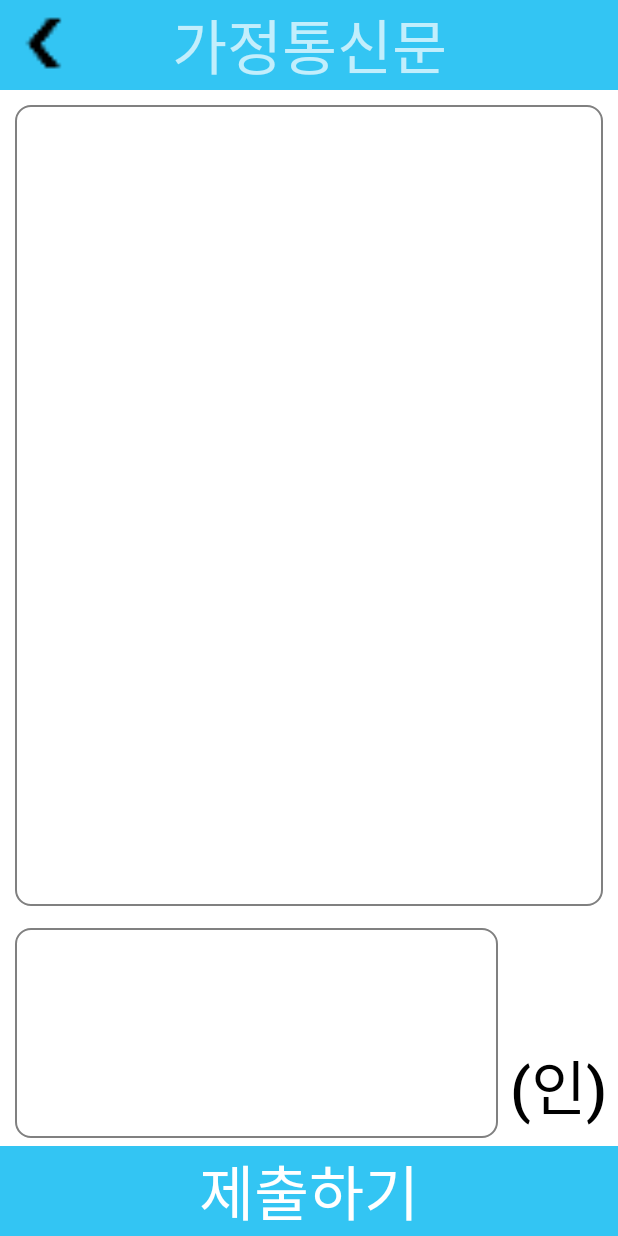
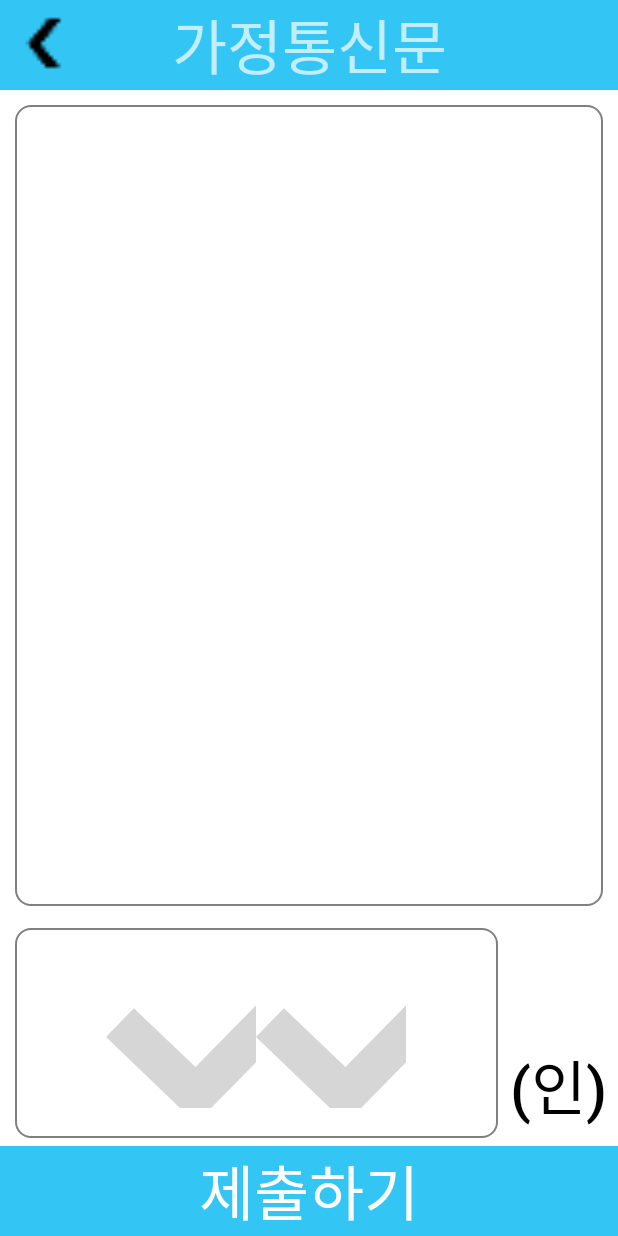
Before and after one commit to CHANMYUNG/SignMe, an Android app: the ContentMainActivity screen opened directly, with no data from a screen before it, on a phone screen of 412 x 824 dp. Run offline under Robolectric (Android 15) with nearby library versions, the phone set to English and light mode, and no system bars; libraries missing offline, so code that uses them is left out: junit.framework.

Commit message:
2017.09.24

```diff
--- a/Android/SignMe/app/src/main/java/com/signme/signme/ContentMainActivity.java
+++ b/Android/SignMe/app/src/main/java/com/signme/signme/ContentMainActivity.java
@@ -5,6 +5,7 @@ import android.content.DialogInterface;
 import android.content.Intent;
 import android.graphics.Canvas;
 import android.os.Bundle;
+import android.support.annotation.IdRes;
 import android.support.annotation.Nullable;
 import android.support.v7.app.AlertDialog;
 import android.support.v7.app.AppCompatActivity;
@@ -14,7 +15,11 @@ import android.view.MotionEvent;
 import android.view.View;
 import android.view.ViewGroup;
 import android.view.WindowManager;
+import android.widget.Button;
 import android.widget.FrameLayout;
+import android.widget.RadioButton;
+import android.widget.RadioGroup;
+import android.widget.Toast;
 
 import junit.framework.Test;
 
@@ -23,19 +28,25 @@ import junit.framework.Test;
  */
 
 public class ContentMainActivity extends AppCompatActivity {
-
+    private RadioGroup radioGroup;
+    private Button button;
 
     @Override
     protected void onCreate(@Nullable Bundle savedInstanceState) {
         super.onCreate(savedInstanceState);
         setContentView(R.layout.activity_content_main);
+        radioGroup=(RadioGroup)findViewById(R.id.radiogroup);
+        radioGroup.clearCheck();
+        String selectedResult="";
+        if(radioGroup.getCheckedRadioButtonId()>0){
+            View radioButton=radioGroup.findViewById(radioGroup.getCheckedRadioButtonId());
+            int radioid=radioGroup.indexOfChild((radioButton));
+            RadioButton btn=(RadioButton)radioGroup.getChildAt(radioid);
+            selectedResult=(String)btn.getText();
+        }
+        Toast.makeText(getApplicationContext(),selectedResult,Toast.LENGTH_SHORT).show();
+    }
 
-    }
-    //가정통신문 제출 버튼
-    public void spend_contentonClick(View view){
-        //다이얼로그
-
-    }
     //사인 엑티비티 실행  but, 삭제 예정
     public void testonclick(View v) {
         Intent intent=new Intent(getApplicationContext(),TestDialog.class);
--- /dev/null
+++ b/Android/SignMe/app/src/main/res/drawable/radio.xml
@@ -0,0 +1,5 @@
+<?xml version="1.0" encoding="utf-8"?>
+<selector xmlns:android="http://schemas.android.com/apk/res/android">
+    <item android:state_checked="true" android:drawable="@drawable/check"></item>
+    <item android:state_checked="false" android:drawable="@drawable/uncheck"></item>
+</selector>
--- a/Android/SignMe/app/src/main/res/layout/activity_content_main.xml
+++ b/Android/SignMe/app/src/main/res/layout/activity_content_main.xml
@@ -77,9 +77,38 @@
                 <ScrollView
                     android:layout_width="match_parent"
                     android:layout_height="match_parent">
-                    <TextView
+                    <RelativeLayout
                         android:layout_width="match_parent"
-                        android:layout_height="match_parent" />
+                        android:layout_height="match_parent">
+                        <TextView
+                            android:id="@+id/title_text"
+                            android:layout_alignParentTop="true"
+                            android:textColor="#000"
+                            android:textSize="20dp"
+                            android:gravity="center"
+                            android:textStyle="bold"
+                            android:layout_width="match_parent"
+                            android:layout_height="100dp" />
+                        <TextView
+                            android:id="@+id/name_text"
+                            android:layout_width="match_parent"
+                            android:layout_height="50dp"
+                            android:textSize="10dp"
+                            android:gravity="right"
+                            android:layout_gravity="center_vertical"
+                            android:textColor="@color/black"
+                            android:layout_below="@+id/title_text"/>
+                        <TextView
+                            android:id="@+id/content_text"
+                            android:layout_width="match_parent"
+                            android:layout_height="match_parent"
+                            android:layout_below="@+id/name_text"
+                            android:textSize="10dp"
+                            android:textColor="@color/black"
+                            />
+                    </RelativeLayout>
+
+
                 </ScrollView>
             </RelativeLayout>
             <ImageView
@@ -130,10 +159,35 @@
             android:layout_height="140dp"
             android:layout_toLeftOf="@+id/signbtn"
             >
-            <ImageButton
+            <ImageView
                 android:layout_width="match_parent"
                 android:layout_height="match_parent"
                 android:background="@drawable/shape3"/>
+            <RadioGroup
+                android:id="@+id/radiogroup"
+                android:gravity="center"
+                android:orientation="horizontal"
+                android:layout_width="match_parent"
+                android:layout_height="match_parent">
+                <RadioButton
+                    android:id="@+id/ok"
+                    android:text="참여"
+                    android:textColor="#000"
+                    android:button="@drawable/radio"
+                    android:drawablePadding="8dp"
+                    android:layout_width="100dp"
+                    android:layout_height="100dp"
+                    android:gravity="center_vertical"/>
+                <RadioButton
+                    android:id="@+id/no"
+                    android:text="불참"
+                    android:button="@drawable/radio"
+                    android:drawablePadding="8dp"
+                    android:textColor="#000"
+                    android:layout_width="100dp"
+                    android:layout_height="100dp"
+                    />
+            </RadioGroup>
         </RelativeLayout>
 
     </RelativeLayout>
@@ -151,7 +205,9 @@
             android:onClick="spend_contentonClick"
             android:layout_gravity="center"
             android:textSize="40dp"
-            android:background="@null"/>
+            android:background="@null"
+            android:layout_alignParentTop="true"
+            android:layout_alignParentStart="true" />
     </RelativeLayout>
     </RelativeLayout>
 
```
Also changed, not shown: Android/SignMe/app/src/main/res/layout/activity_content_main_simple.xml (added, +143 -0 lines), Android/SignMe/app/src/main/res/drawable-hdpi/check.png (added), Android/SignMe/app/src/main/res/drawable-hdpi/uncheck.png (added), Android/SignMe/app/src/main/res/drawable-ldpi/check.png (added), Android/SignMe/app/src/main/res/drawable-ldpi/uncheck.png (added), Android/SignMe/app/src/main/res/drawable-mdpi/check.png (added), Android/SignMe/app/src/main/res/drawable-mdpi/uncheck.png (added), Android/SignMe/app/src/main/res/drawable-xhdpi/check.png (added), Android/SignMe/app/src/main/res/drawable-xhdpi/uncheck.png (added), Android/SignMe/app/src/main/res/drawable-xxhdpi/check.png (added), Android/SignMe/app/src/main/res/drawable-xxhdpi/uncheck.png (added), Android/SignMe/app/src/main/res/drawable-xxxhdpi/check.png (added), Android/SignMe/app/src/main/res/drawable-xxxhdpi/uncheck.png (added), Android/SignMe/app/src/main/res/drawable/check.png (added), 1 more files.
